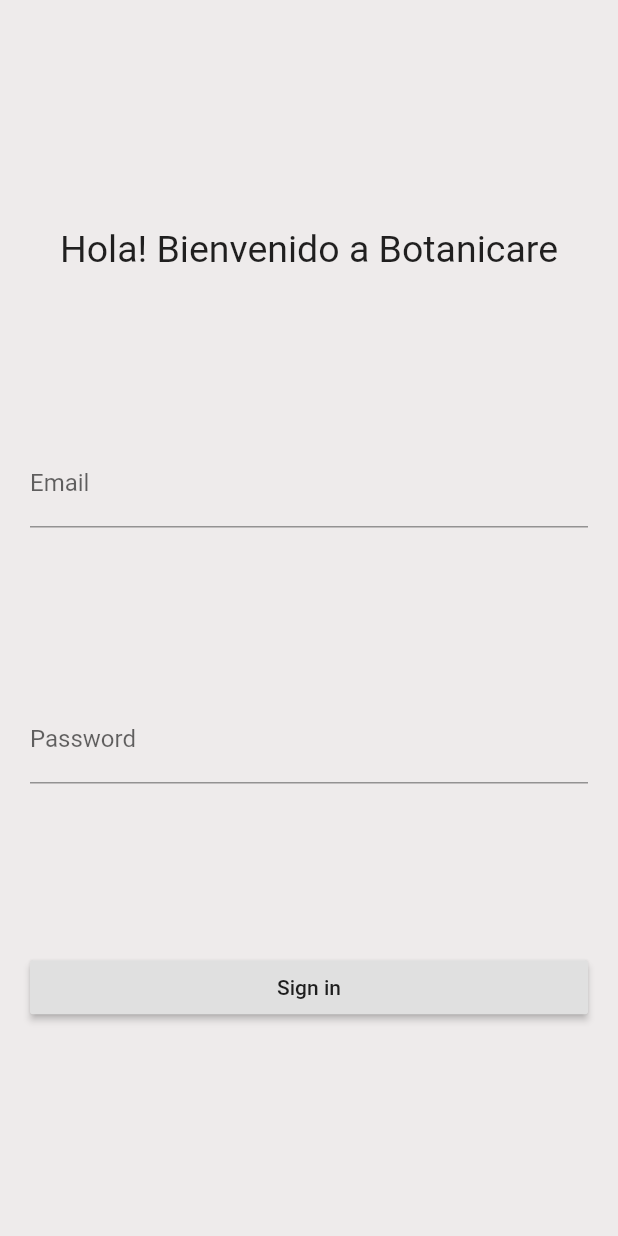
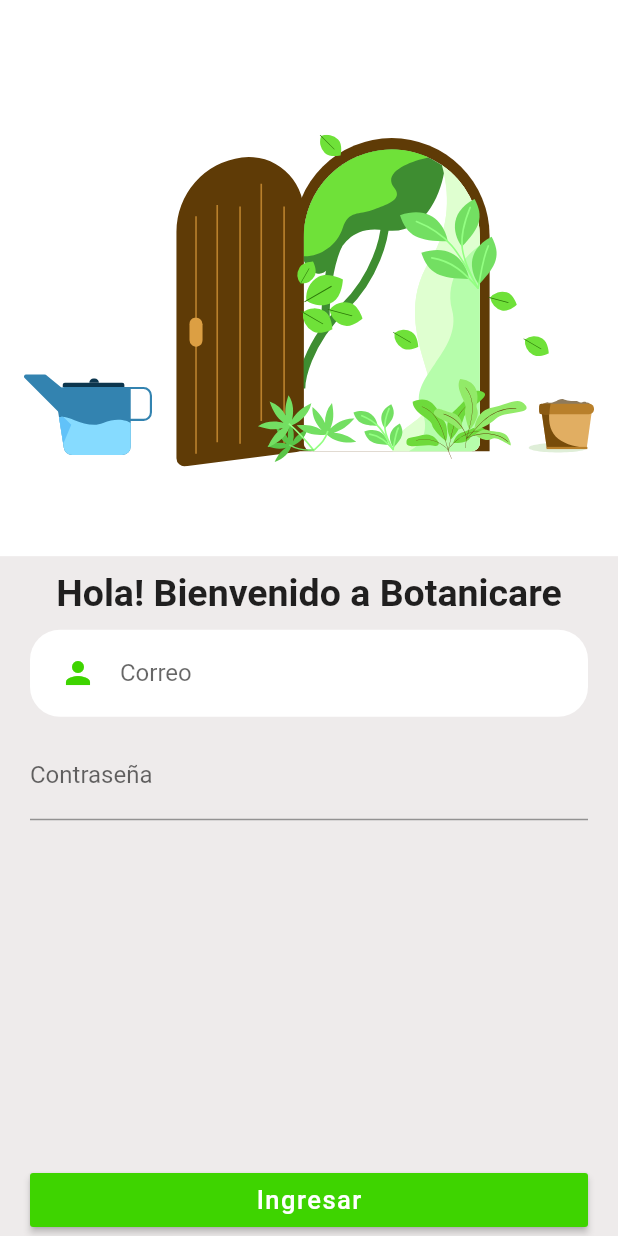
Before and after one commit to asloth/botanicare, a Flutter app: the LogIn screen opened directly, on a phone screen of 412 x 824 dp. Run offline on Flutter 3.47's test engine with Material 2 defaults, Android fonts, the phone set to English and light mode, and no system bars; our stand-ins replace cloud_firestore, curved_navigation_bar, firebase_auth, firebase_core, flutter_svg; accounts and stored records are empty.

Commit message:
avance diseño login

```diff
--- a/lib/src/ui/LogIn.dart
+++ b/lib/src/ui/LogIn.dart
@@ -1,6 +1,8 @@
 import 'package:botanicare/src/ui/Constants.dart';
+import 'package:botanicare/src/ui/login/EmailInput.dart';
 import 'package:flutter/material.dart';
 import 'package:botanicare/src/service/AuthService.dart';
+import 'package:flutter_svg/flutter_svg.dart';
 import 'package:provider/provider.dart';
 
 class LogIn extends StatelessWidget {
@@ -9,13 +11,38 @@ class LogIn extends StatelessWidget {
 
   @override
   Widget build(BuildContext context) {
+    Size size = MediaQuery.of(context).size;
+
     return Scaffold(
-      body: Container(
+      body: SingleChildScrollView(
+        child: Column(
+          crossAxisAlignment: CrossAxisAlignment.stretch,
+          children: [
+            Container(
+              height: size.height * 0.45,
+              color: kBackgroundColor2,
+              child: Padding(
+                padding: const EdgeInsets.fromLTRB(
+                  kDefaultPadding * 0.8,
+                  kDefaultPadding * 1.5,
+                  kDefaultPadding * 0.8,
+                  0,
+                ),
+                child: SvgPicture.asset(
+                  'assets/welcome-door.svg',
+                ),
+              ),
+            ),
+            Container(
               color: kBackgroundColor,
-        padding: EdgeInsets.fromLTRB(kDefaultPadding, kDefaultPadding * 2,
-            kDefaultPadding, kDefaultPadding * 1.5),
+              height: size.height * 0.55,
+              padding: EdgeInsets.fromLTRB(
+                kDefaultPadding,
+                kDefaultPadding * 0.5,
+                kDefaultPadding,
+                0,
+              ),
               child: Column(
-          mainAxisAlignment: MainAxisAlignment.spaceEvenly,
                 crossAxisAlignment: CrossAxisAlignment.stretch,
                 children: [
                   Text(
@@ -23,26 +50,38 @@ class LogIn extends StatelessWidget {
                     textAlign: TextAlign.center,
                     style: TextStyle(
                       fontSize: 25,
+                      fontWeight: FontWeight.bold,
                     ),
                   ),
-            TextField(
+                  InputField(
                     controller: emailController,
-              decoration: InputDecoration(
-                labelText: "Email",
-              ),
+                    hintText: 'Correo',
+                    icon: Icons.person,
                   ),
                   TextField(
                     controller: passwordController,
-              decoration: InputDecoration(labelText: "Password"),
+                    decoration: InputDecoration(labelText: "Contraseña"),
                   ),
+                  Spacer(),
                   RaisedButton(
+                    color: kPrimaryColor,
                     onPressed: () {
                       context.read<AuthService>().signIn(
                             email: emailController.text.trim(),
                             password: passwordController.text.trim(),
                           );
                     },
-              child: Text("Sign in"),
+                    child: Text(
+                      "Ingresar",
+                      style: TextStyle(
+                        color: kBackgroundColor2,
+                        fontSize: 17,
+                        letterSpacing: 1,
+                      ),
+                    ),
+                  ),
+                ],
+              ),
             ),
           ],
         ),
--- /dev/null
+++ b/lib/src/ui/login/EmailInput.dart
@@ -0,0 +1,41 @@
+import 'package:botanicare/src/ui/Constants.dart';
+import 'package:flutter/material.dart';
+
+class InputField extends StatelessWidget {
+  final String hintText;
+  final IconData icon;
+  final TextEditingController controller;
+
+  const InputField({
+    Key key,
+    this.hintText,
+    this.icon = Icons.person,
+    this.controller,
+  }) : super(key: key);
+
+  @override
+  Widget build(BuildContext context) {
+    Size size = MediaQuery.of(context).size;
+    return Container(
+      margin: EdgeInsets.symmetric(vertical: 10),
+      padding: EdgeInsets.symmetric(horizontal: 20, vertical: 5),
+      width: size.width * 0.8,
+      decoration: BoxDecoration(
+        color: kBackgroundColor2,
+        borderRadius: BorderRadius.circular(20),
+      ),
+      child: TextField(
+        controller: controller,
+        cursorColor: kPrimaryColor,
+        decoration: InputDecoration(
+          icon: Icon(
+            icon,
+            color: kPrimaryColor,
+          ),
+          hintText: hintText,
+          border: InputBorder.none,
+        ),
+      ),
+    );
+  }
+}
--- a/pubspec.yaml
+++ b/pubspec.yaml
@@ -51,6 +51,7 @@ flutter:
   assets:
     - assets/icons/wind-solid.svg
     - assets/flower-pot.svg
+    - assets/
   # To add assets to your application, add an assets section, like this:
   # assets:
   #   - images/a_dot_burr.jpeg
```
Also changed, not shown: assets/welcome-door.svg (added). Lines whose indentation alone changed are shown as unchanged.
